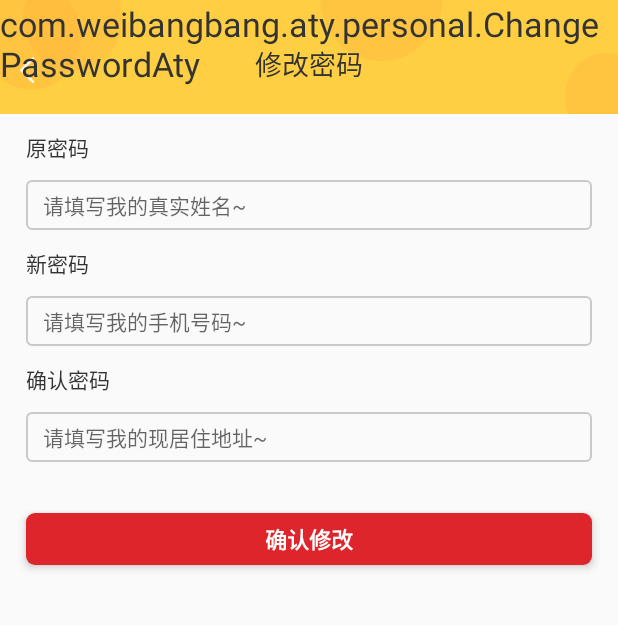
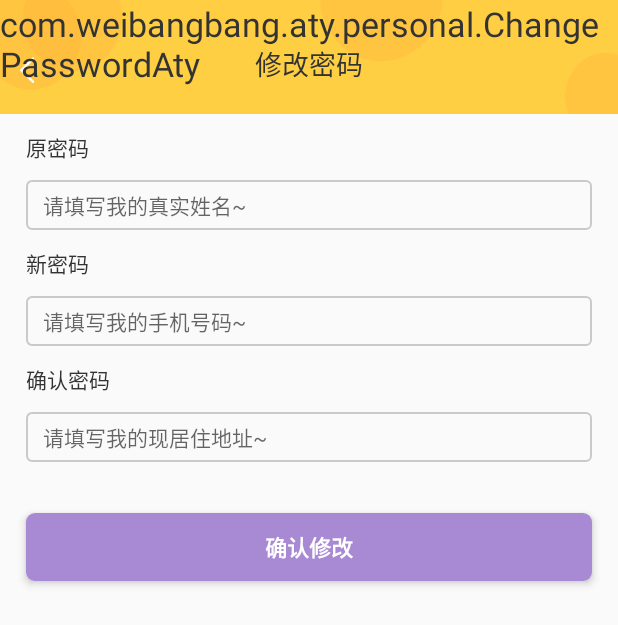
Before and after one commit to zyf19930419/baping, an Android app: the ChangePasswordAty screen opened directly, with no data from a screen before it, on a phone screen of 412 x 824 dp. Shown: the top 625 px of the screen. Run offline under Robolectric (Android 15) with nearby library versions, the phone set to English and light mode, and no system bars; libraries missing offline, so code that uses them is left out: com.mob; pictures from the network do not load.

Commit message:
微帮帮布局搭建

```diff
--- a/app/src/main/res/drawable/commit_shape.xml
+++ b/app/src/main/res/drawable/commit_shape.xml
@@ -1,5 +1,5 @@
 <?xml version="1.0" encoding="utf-8"?>
 <shape xmlns:android="http://schemas.android.com/apk/res/android">
     <corners android:radius="5dp" />
-    <solid android:color="@color/red_bg" />
+    <solid android:color="@color/purple" />
 </shape>
--- a/app/src/main/res/layout/activity_free_lead.xml
+++ b/app/src/main/res/layout/activity_free_lead.xml
@@ -6,10 +6,10 @@
 
     <include layout="@layout/layout_title" />
 
-    <ImageView
+    <com.youth.banner.Banner
+        android:id="@+id/banner"
         android:layout_width="match_parent"
-        android:layout_height="150dp"
-        android:background="@color/red_bg" />
+        android:layout_height="150dp" />
 
     <TextView
         android:layout_width="wrap_content"
--- a/app/src/main/res/layout/button_layout.xml
+++ b/app/src/main/res/layout/button_layout.xml
@@ -10,10 +10,10 @@
     android:background="@drawable/commit_shape"
     android:elevation="3dp"
     android:gravity="center"
-    android:paddingBottom="5dp"
+    android:paddingBottom="10dp"
     android:paddingEnd="10dp"
     android:paddingStart="10dp"
-    android:paddingTop="5dp"
+    android:paddingTop="10dp"
     android:textColor="@color/white"
     android:textSize="13sp"
     android:textStyle="bold"
--- a/app/src/main/res/values/colors.xml
+++ b/app/src/main/res/values/colors.xml
@@ -13,4 +13,5 @@
     <color name="gray">#FFF0F0F0</color>
     <color name="gray_deep">#c9000000</color>
     <color name="red_bg">#DE252B</color>
+    <color name="purple">#A889D3</color>
 </resources>
```
Also changed, not shown: app/src/main/java/com/weibangbang/aty/home/FreeLeadAty.java (+35 -0 lines).
